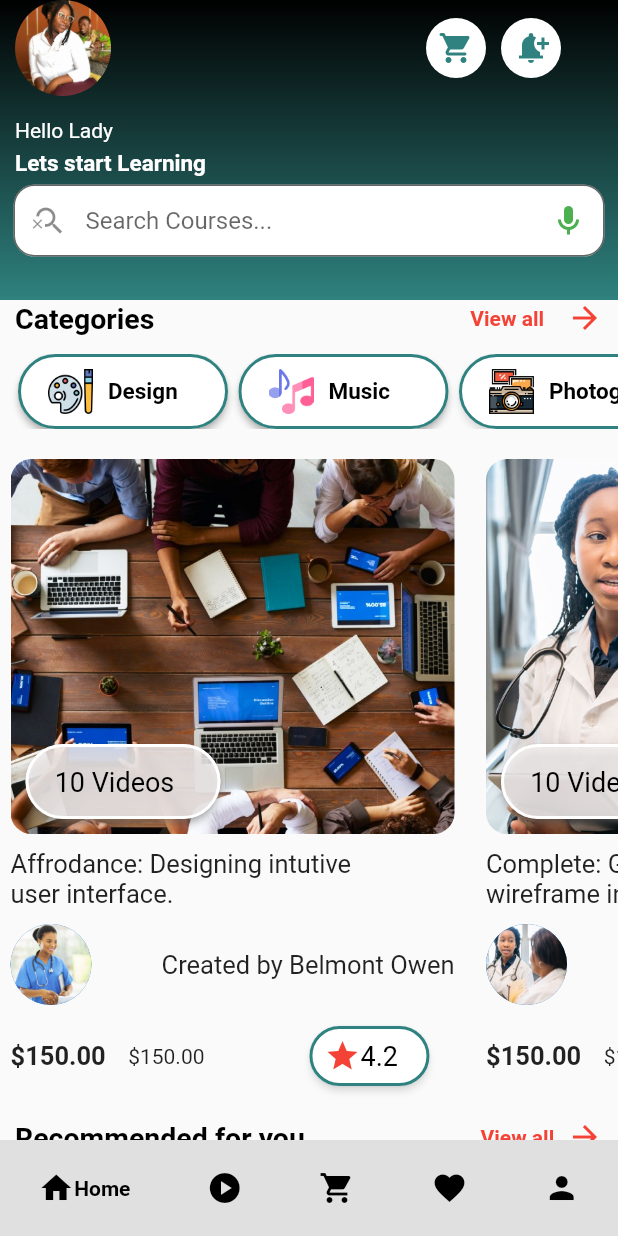
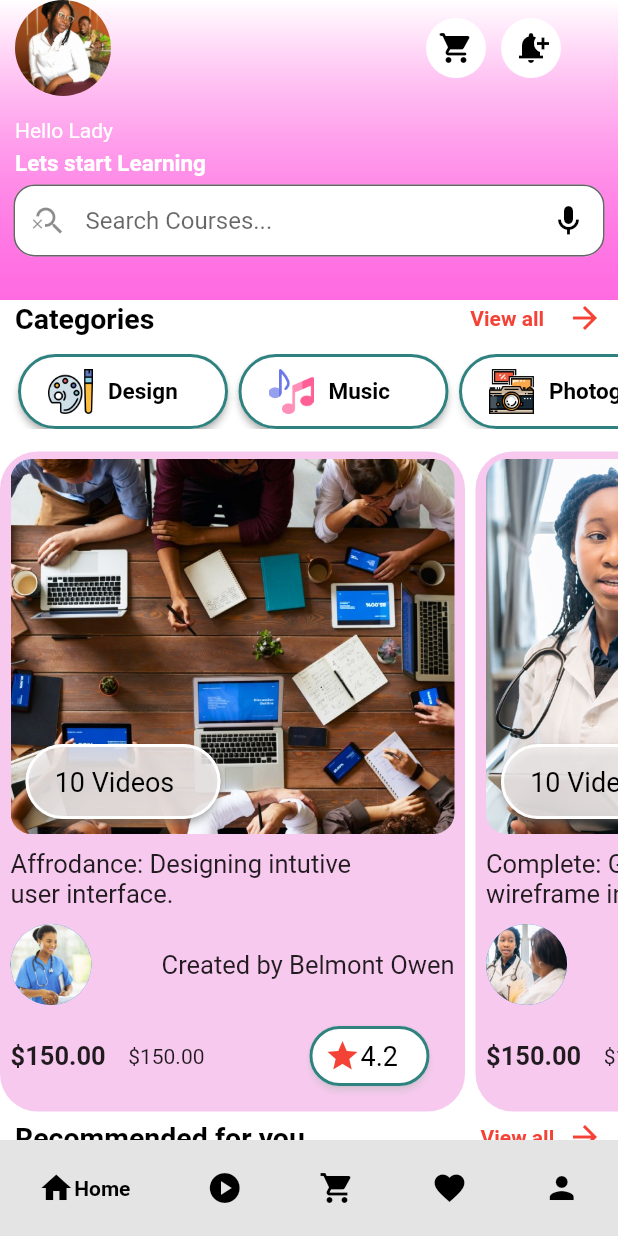
Before and after one commit to OscarNii/flutterSchool_ui, a Flutter app: the screen it shows after launch, on a phone screen of 412 x 824 dp. Run offline on Flutter 3.47's test engine with Material 2 defaults, Android fonts, the phone set to English and light mode, and no system bars; drawn by our look-alikes of google_nav_bar; our stand-ins replace animate_do; missing offline and left inert: awesome_icons.

Commit message:
custom updates

```diff
--- a/lib/main.dart
+++ b/lib/main.dart
@@ -1,5 +1,6 @@
 // ignore_for_file: prefer_const_constructors, prefer_const_literals_to_create_immutables
 
+import 'package:animate_do/animate_do.dart';
 import 'package:flutter/material.dart';
 import 'package:google_nav_bar/google_nav_bar.dart';
 import 'package:school_ui/videos/course1.dart';
@@ -38,6 +39,7 @@ class Home extends StatelessWidget {
   Widget build(BuildContext context) {
     return Scaffold(
       appBar: _appbar(),
+      backgroundColor: Colors.white,
       body: ListView(
         children: [
           SizedBox(
@@ -96,6 +98,8 @@ class Home extends StatelessWidget {
           SizedBox(height: 10),
           SingleChildScrollView(
             scrollDirection: Axis.horizontal,
+            child: FadeInUpBig(
+              animate: true,
               child: Row(
                 children: [
                   View1(),
@@ -103,7 +107,10 @@ class Home extends StatelessWidget {
                   View2(),
                   SizedBox(height: 10),
                   View1(),
+                  SizedBox(height: 10),
+                  View2(),
                 ],
+              ),
             ),
           ),
           SizedBox(height: 5),
@@ -215,8 +222,8 @@ class Home extends StatelessWidget {
       borderRadius: BorderRadius.vertical(),
       gradient: LinearGradient(
         colors: [
-          Color.fromARGB(255, 0, 0, 0),
-          Color.fromARGB(255, 47, 130, 127),
+          Colors.white,
+          Color.fromARGB(149, 255, 2, 204),
         ],
         begin: Alignment.topCenter,
         end: Alignment.bottomCenter,
@@ -247,7 +254,7 @@ class Home extends StatelessWidget {
                           backgroundColor: Colors.white,
                           child: Icon(
                             Icons.shopping_cart_rounded,
-                            color: Color.fromARGB(255, 47, 130, 127),
+                            color: Colors.black,
                           ),
                         ),
                         Divider(indent: 10),
@@ -255,7 +262,7 @@ class Home extends StatelessWidget {
                           backgroundColor: Colors.white,
                           child: Icon(
                             Icons.notification_add,
-                            color: Color.fromARGB(255, 47, 130, 127),
+                            color: Colors.black,
                           ),
                         ),
                       ],
@@ -303,7 +310,7 @@ class Home extends StatelessWidget {
             prefixIcon: Icon(Icons.search_off_outlined),
             suffixIcon: Icon(
               Icons.mic_outlined,
-              color: Colors.green,
+              color: Colors.black,
             ),
           ),
         ),
--- a/lib/videos/view1.dart
+++ b/lib/videos/view1.dart
@@ -3,6 +3,7 @@
 import 'package:flutter/material.dart';
 import 'package:intl/intl.dart';
 import 'package:school_ui/videos/nextpage1.dart';
+import 'package:animate_do/animate_do.dart';
 
 class View1 extends StatelessWidget {
   const View1({Key? key}) : super(key: key);
@@ -15,11 +16,13 @@ class View1 extends StatelessWidget {
       padding: EdgeInsets.symmetric(horizontal: 7, vertical: 5),
       margin: EdgeInsets.only(right: 7, top: 5),
       decoration: BoxDecoration(
-          color: Colors.transparent, borderRadius: BorderRadius.circular(25)),
+          color: Color.fromARGB(233, 247, 196, 237),
+          borderRadius: BorderRadius.circular(25)),
       child: Column(
         crossAxisAlignment: CrossAxisAlignment.start,
         children: [
-          Container(
+          FadeInUp(
+            child: Container(
               height: 250,
               width: 300,
               decoration: BoxDecoration(
@@ -64,6 +67,7 @@ class View1 extends StatelessWidget {
                       ),
                     )
                   ],
+                ),
               ),
             ),
           ),
--- a/lib/videos/view2.dart
+++ b/lib/videos/view2.dart
@@ -15,7 +15,8 @@ class View2 extends StatelessWidget {
       padding: EdgeInsets.symmetric(horizontal: 7, vertical: 5),
       margin: EdgeInsets.only(right: 7, top: 5),
       decoration: BoxDecoration(
-          color: Colors.transparent, borderRadius: BorderRadius.circular(25)),
+          color: Color.fromARGB(233, 247, 196, 237),
+          borderRadius: BorderRadius.circular(25)),
       child: Column(
         crossAxisAlignment: CrossAxisAlignment.start,
         children: [
--- a/pubspec.yaml
+++ b/pubspec.yaml
@@ -27,6 +27,7 @@ environment:
 # the latest version available on pub.dev. To see which dependencies have newer
 # versions available, run `flutter pub outdated`.
 dependencies:
+  animate_do: ^3.0.2
   awesome_icons: ^1.1.0
   cupertino_icons: ^1.0.2
   flutter:
```
Also changed, not shown: assets/doc.png (added), pubspec.lock. Lines whose indentation alone changed are shown as unchanged.
